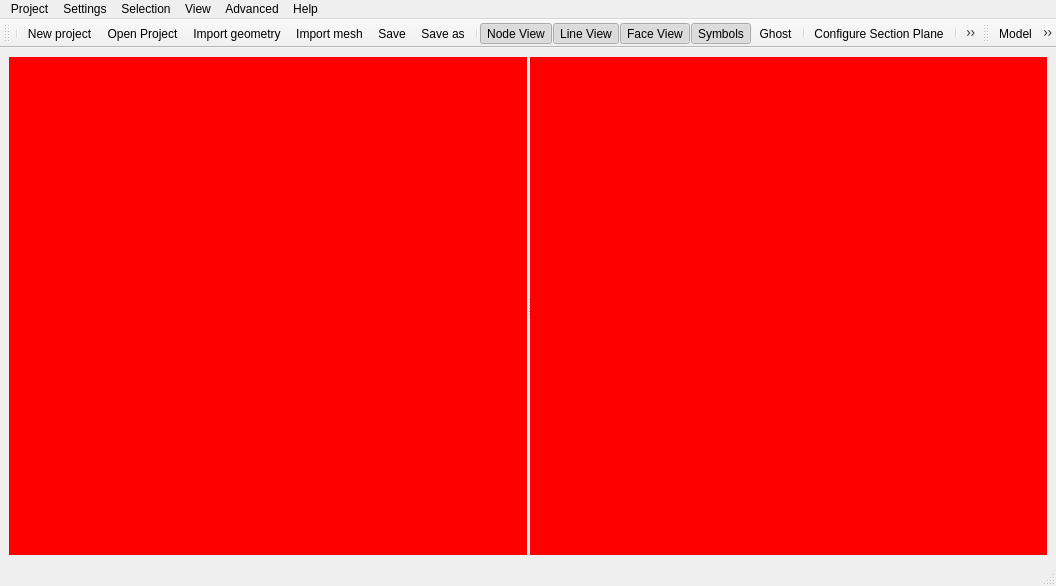
The window that vibra/interface/data/ui_files/main_window.ui (MOPT-UFSC/VIBRA) describes before a commit, drawn with Qt 5.
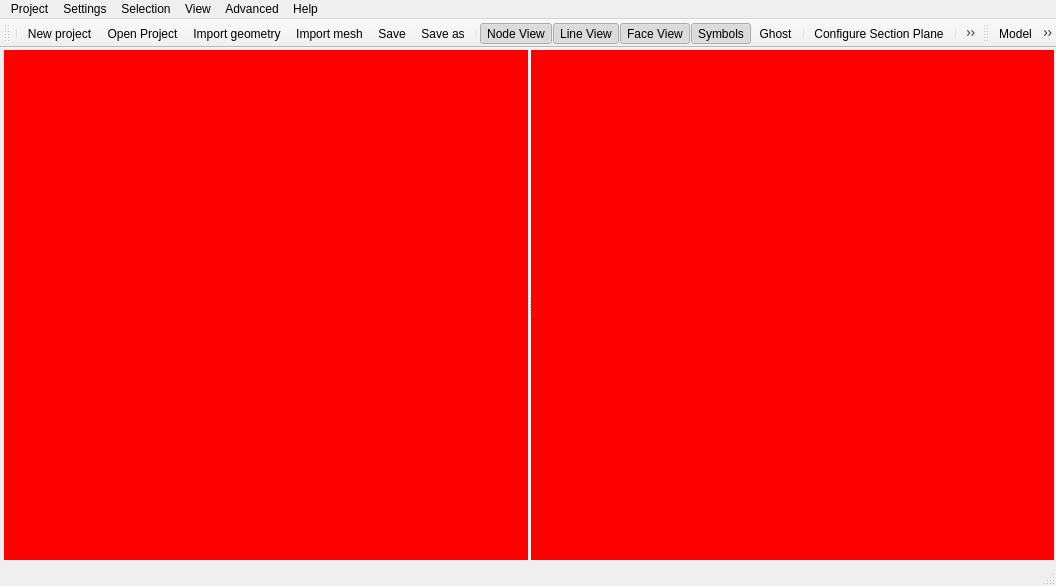
The same window after the commit. Icons and pictures are not drawn.

Commit message: Update the main window UI file

The edit to the form file:
```diff
--- a/vibra/interface/data/ui_files/main_window.ui
+++ b/vibra/interface/data/ui_files/main_window.ui
@@ -15,6 +15,18 @@
   </property>
   <widget class="QWidget" name="centralwidget">
    <layout class="QHBoxLayout" name="horizontalLayout">
+    <property name="leftMargin">
+     <number>4</number>
+    </property>
+    <property name="topMargin">
+     <number>2</number>
+    </property>
+    <property name="rightMargin">
+     <number>2</number>
+    </property>
+    <property name="bottomMargin">
+     <number>4</number>
+    </property>
     <item>
      <widget class="QSplitter" name="splitter">
       <property name="lineWidth">
```
Left out of the diff: 2 changed lines with no effect on the pictures. The commit also changes 2 other files.
